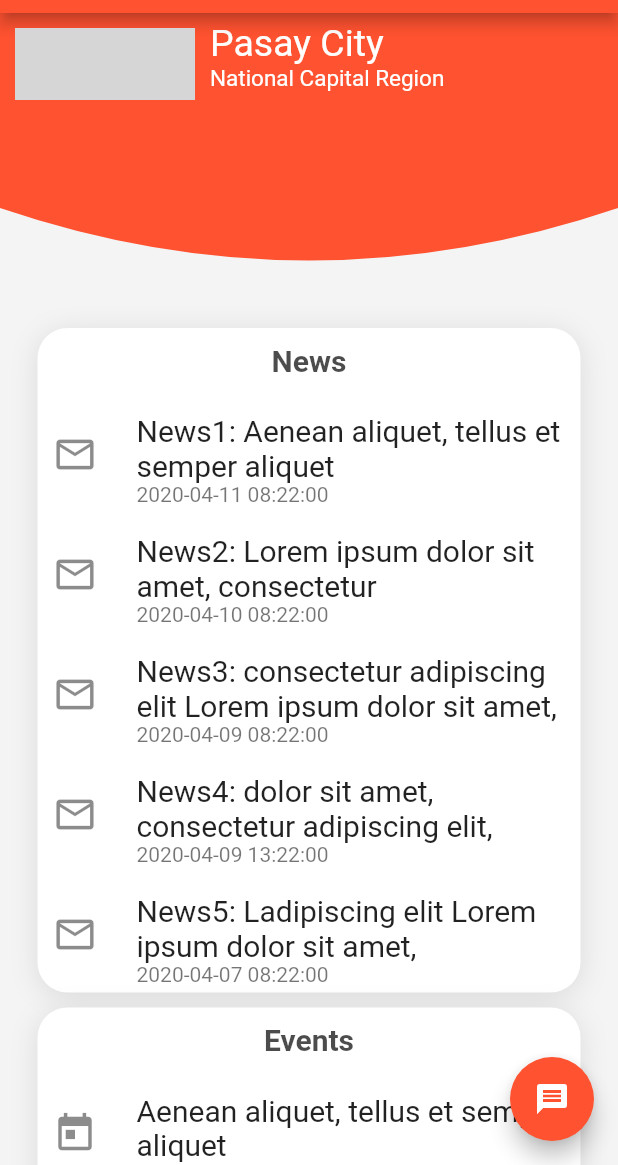
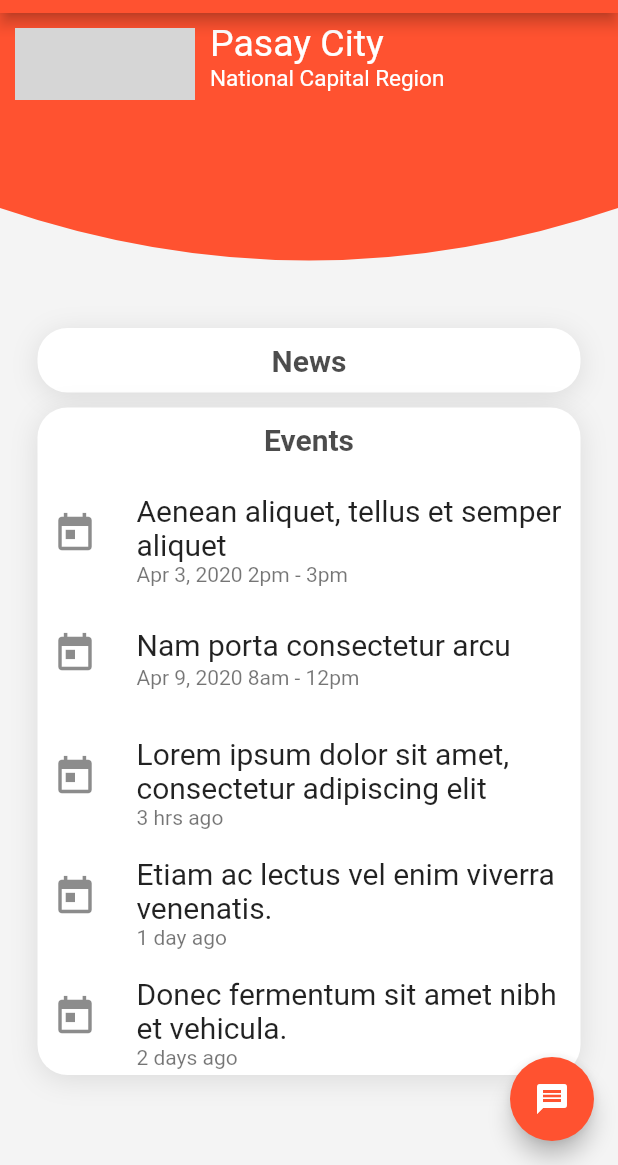
Before and after one commit to sirking1991/metro_info_app, a Flutter app: the MyHomePage screen opened directly, on a phone screen of 412 x 824 dp, the part 71-1236 px from its top. Run offline on Flutter 3.47's test engine with Material 2 defaults, Android fonts, the phone set to English and light mode, and no system bars; drawn by our look-alikes of cached_network_image; our stand-ins replace rflutter_alert, shared_preferences; missing offline and left inert: device_id; accounts and stored records are empty; network calls fail; grey boxes are pictures that could not be loaded.

Commit message:
Implemented news

```diff
--- a/lib/views/news_list.dart
+++ b/lib/views/news_list.dart
@@ -1,7 +1,10 @@
+import 'dart:convert';
+
 import 'package:flutter/material.dart';
 import 'package:metro_info/models/news.dart';
 import 'package:metro_info/networking/api_provider.dart';
 import 'package:metro_info/views/news_detail.dart';
+import 'package:shared_preferences/shared_preferences.dart';
 
 class NewsList extends StatefulWidget {
   @override
@@ -9,13 +12,49 @@ class NewsList extends StatefulWidget {
 }
 
 class _NewsListState extends State<NewsList> {
-  List<News> _news = [
-    News(postingDate: "2020-04-11 08:22:00", subject: "News1: Aenean aliquet, tellus et semper aliquet", content: "Lorem ipsum dolor sit amet, consectetur adipiscing elit Lorem ipsum dolor sit amet, consectetur adipiscing elit Lorem ipsum dolor sit amet, consectetur adipiscing elit. Lorem ipsum dolor sit amet, consectetur adipiscing elit Lorem ipsum dolor sit amet, consectetur adipiscing elit Lorem ipsum dolor sit amet, consectetur adipiscing elit. Lorem ipsum dolor sit amet, consectetur adipiscing elit Lorem ipsum dolor sit amet, consectetur adipiscing elit Lorem ipsum dolor sit amet, consectetur adipiscing elit"),
-    News(postingDate: "2020-04-10 08:22:00", subject: "News2: Lorem ipsum dolor sit amet, consectetur ", content: "Lorem ipsum dolor sit amet, consectetur adipiscing elit Lorem ipsum dolor sit amet, consectetur adipiscing elit Lorem ipsum dolor sit amet, consectetur adipiscing elit"),
-    News(postingDate: "2020-04-09 08:22:00", subject: "News3: consectetur adipiscing elit Lorem ipsum dolor sit amet,", content: "Lorem ipsum dolor sit amet, consectetur adipiscing elit Lorem ipsum dolor sit amet, consectetur adipiscing elit Lorem ipsum dolor sit amet, consectetur adipiscing elit"),
-    News(postingDate: "2020-04-09 13:22:00", subject: "News4: dolor sit amet, consectetur adipiscing elit,", content: "Lorem ipsum dolor sit amet, consectetur adipiscing elit Lorem ipsum dolor sit amet, consectetur adipiscing elit Lorem ipsum dolor sit amet, consectetur adipiscing elit"),
-    News(postingDate: "2020-04-07 08:22:00", subject: "News5: Ladipiscing elit Lorem ipsum dolor sit amet,", content: "Lorem ipsum dolor sit amet, consectetur adipiscing elit Lorem ipsum dolor sit amet, consectetur adipiscing elit Lorem ipsum dolor sit amet, consectetur adipiscing elit"),
-  ];
+
+  int _lgu = 0;
+
+  SharedPreferences _prefs;
+
+  List<News> _news = [];
+
+  @override
+  void initState() {
+    _getPrefs();
+    super.initState();
+  }
+
+  _getPrefs() async {
+    _prefs = await SharedPreferences.getInstance();
+    _lgu = _prefs.getInt("lgu_id");
+
+    var tmp = _prefs.getString("news");
+    if(null != tmp) {
+      List tmpNewsList = News.getMapLGUs(json.decode(tmp));
+      print("displaying news from cache");
+      setState(() => _news = tmpNewsList);
+    }
+
+    _getNewsFromAPI();
+  }
+
+  _getNewsFromAPI(){
+    ApiProvider().get("news/$_lgu")
+      .then((response){
+        print("displaying news from API");
+
+        // save the news to pref so we can load his later
+        _prefs.setString("news", json.encode(response));
+
+        // rebuild
+        setState(() =>_news = News.getMapLGUs(response));
+      })
+      .catchError((onError){
+        print(onError);
+      });
+  }
+
   @override
   Widget build(BuildContext context) {
     return Padding(
```
Also changed, not shown: lib/models/news.dart (+20 -0 lines).
